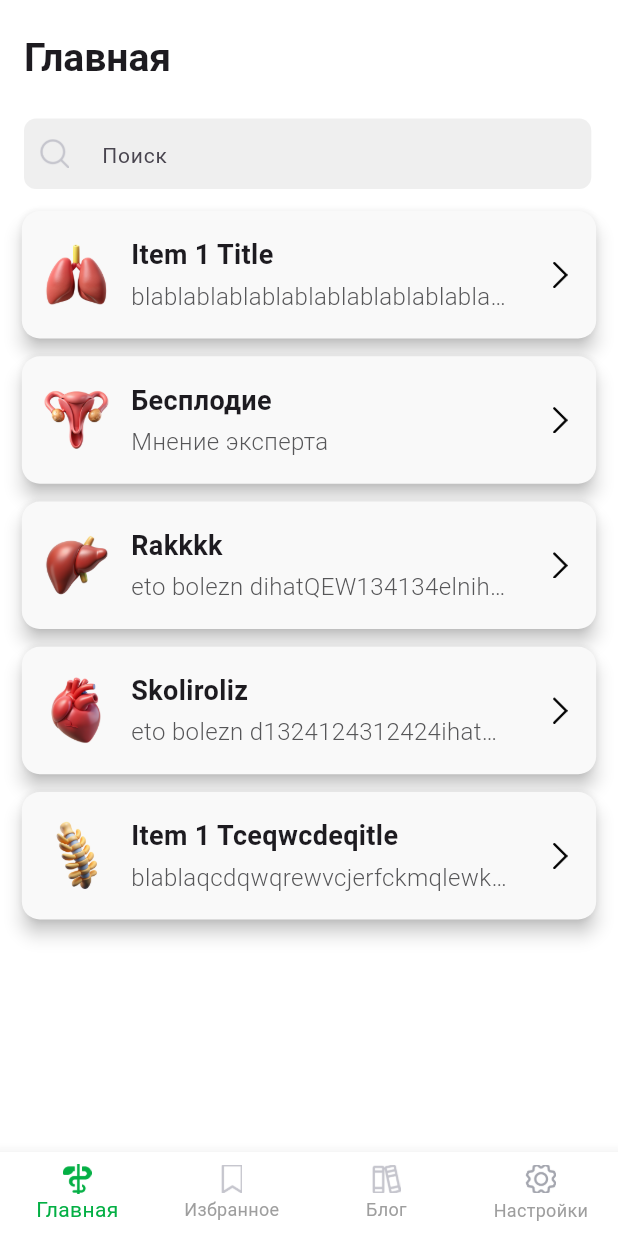
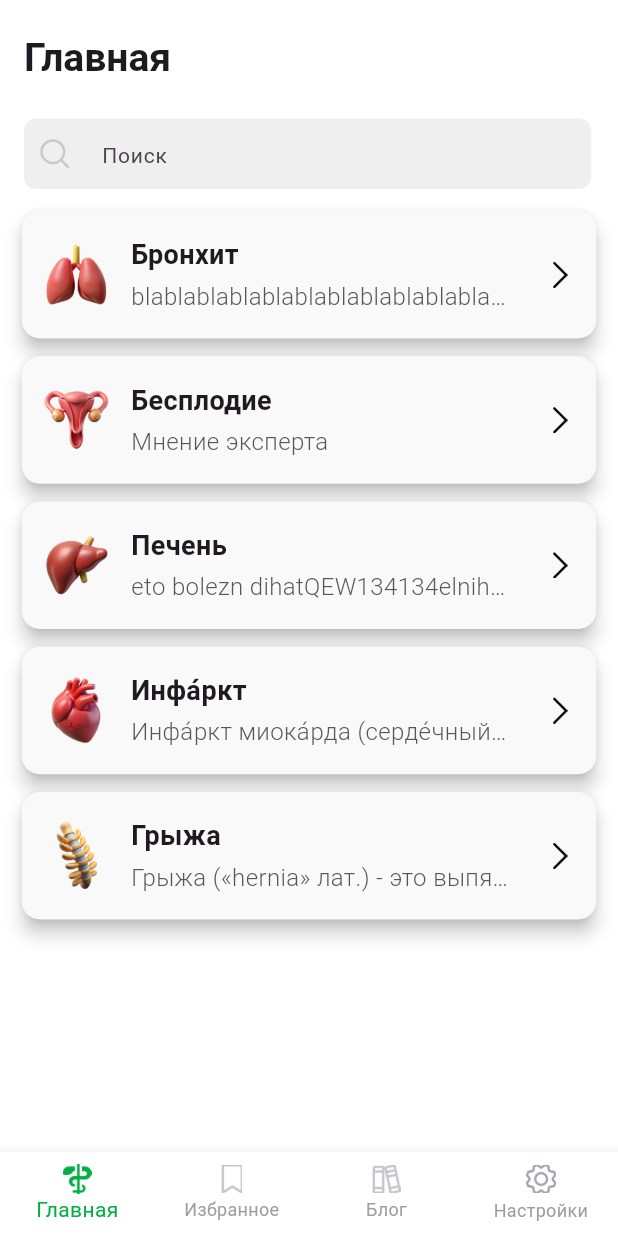
Before and after one commit to Nurtilekb/medicine, a Flutter app: the screen it shows after launch, on a phone screen of 412 x 824 dp. Run offline on Flutter 3.47's test engine with Material 3 defaults, Android fonts, the light colour scheme and no system bars; our stand-ins replace flutter_screenutil, shared_preferences; generated files the repository leaves out were written again; Roboto replaces fonts that are missing (Bloger.ttf).

Commit message:
a litle change

```diff
--- a/lib/model/card_model.dart
+++ b/lib/model/card_model.dart
@@ -147,33 +147,39 @@ class ListModel {
 
 List<ListModel> _mymodel = [
   ListModel(
-      id: 'item1',
-      glavtext: 'Item 1 Title',
+      id: '1',
+      glavtext: 'Бронхит',
       doptext: 'blablablablablablablablablablablablablablabla',
       imagePath: 'assets/images/bronhit.png'),
   ListModel(
-      id: 'item2',
+      id: '2',
       glavtext: 'Бесплодие',
       doptext: """Мнение эксперта
-Бесплодие может ухудшить качество жизни женщины даже в том случае, если она не планирует рожать. Ряд патологий имеет тенденцию к прогрессированию, в результате чего возникают боли, нарушается гормональный фон, что сказывается на общем самочувствии, состоянии органов и систем, а также внешности. Частым последствием бесплодия у женщин являются психогенные расстройства в виде депрессии, повышенной тревожности. Около 60% браков распадаются из-за невозможности иметь ребенка.
-Не следует пытаться лечиться самостоятельно: принимать витамины, пить травы, антибиотики и гормональные препараты без назначения врача. Это может привести к эндокринному сбою, ускоренному развитию новообразований, усугублению состояния. Очень важно обратиться к врачу и выполнять все его рекомендации, чтобы стабилизировать работу репродуктивной системы.
-Калинина Наталья Анатольевна
-Врач-репродуктолог высшей категории, д.м.н., заведующая отделения ВРТ... """,
+      Бесплодие может ухудшить качество жизни женщины даже в том случае, если она не планирует рожать. Ряд патологий имеет тенденцию к прогрессированию, в результате чего возникают боли, нарушается гормональный фон, что сказывается на общем самочувствии, состоянии органов и систем, а также внешности. Частым последствием бесплодия у женщин являются психогенные расстройства в виде депрессии, повышенной тревожности. Около 60% браков распадаются из-за невозможности иметь ребенка.
+      Не следует пытаться лечиться самостоятельно: принимать витамины, пить травы, антибиотики и гормональные препараты без назначения врача. Это может привести к эндокринному сбою, ускоренному развитию новообразований, усугублению состояния. Очень важно обратиться к врачу и выполнять все его рекомендации, чтобы стабилизировать работу репродуктивной системы.
+      Калинина Наталья Анатольевна
+      Врач-репродуктолог высшей категории, д.м.н., заведующая отделения ВРТ... """,
       imagePath: 'assets/images/besplodie.png'),
   ListModel(
-      id: 'item3',
-      glavtext: 'Rakkkk',
+      id: '3',
+      glavtext: 'Печень',
       doptext: 'eto bolezn dihatQEW134134elnih putey',
       imagePath: 'assets/images/boyrok.png'),
   ListModel(
-      id: 'item4',
-      glavtext: 'Skoliroliz',
-      doptext: 'eto bolezn d1324124312424ihatelnih puteyакимоукпиопомкуамцоат ',
+      id: '4',
+      glavtext: 'Инфа́ркт',
+      doptext: """Инфа́ркт миока́рда (серде́чный при́ступ) возникает из-за полной или частичной окклюзии артерии, питающей сердце. Нарушение поступления крови к сердцу может привести к серьёзному повреждению или гибели сердечной мышцы. Инфаркт миокарда — состояние, угрожающее жизни, поэтому важно вызвать скорую помощь как можно скорее, если вы подозреваете его у себя или другого человека[1].
+
+      Как правило, симптомы инфаркта миокарда включают одышку, давление, жжение или боль в груди, которая может иррадиировать в шею, левую руку, спину или челюсть, также это может быть тошнота, боль в животе. Набор и выраженность симптомов могут различаться: кто-то испытывает сильную боль, у кого-то она выражена слабо или вовсе отсутствует. «Безболевой» (его также называют «тихим») инфаркт миокарда чаще переносят пожилые и люди с сахарным диабетом. Женщины чаще мужчин при сердечном приступе сообщают о нетипичных симптомах, например, о боли в верхней части спины или плечах, головокружении, необычной усталости. Симптомы могут появляться и исчезать в течение нескольких часов[2][3][4].
+
+       Абсолютное большинство случаев инфаркта миокарда развивается у людей с ишемической болезнью сердца (ИБС). При ИБС стенки артерий, снабжающих кровью сердце, сужаются, в результате чего сердце получает меньше кислорода. Чаще всего сужение артерий происходит в результате отложения холестерина в стенках сосудов[1].""",
       imagePath: 'assets/images/hearth.png'),
   ListModel(
-      id: 'itemqwdcm',
-      glavtext: 'Item 1 Tceqwcdeqitle',
+      id: '5',
+      glavtext: 'Грыжа',
       doptext:
-          'blablaqcdqwqrewvcjerfckmqlewkxlablablablablablablablablablablablabla',
+          """Грыжа («hernia» лат.) - это выпячивание, какого-либо органа или его части из брюшной полости под кожу через естественное отверстие (пупочное кольцо, паховый или бедренный канал), или через дефект в брюшной стенке, возникший в результате травмы, или ранее выполненной операции.
+       Грыжи являются одним из самых распространённых хирургических заболеваний. Пациенты с грыжами составляют большинство в любом отделении плановой хирургии. В России ежегодно выполняется более 500 тысяч операций по этому поводу, в США около 700 тысяч, а в Европе более миллиона. Наиболее часто встречаются паховые грыжи.
+        """,
       imagePath: 'assets/images/gryzha.png'),
 ];
--- a/lib/model/them_model.dart
+++ b/lib/model/them_model.dart
@@ -10,6 +10,7 @@ class ThemeModel extends ChangeNotifier {
   Color get toolColor =>_isDarkMode ? Colors.blueGrey : const Color.fromARGB(255, 90, 169, 175);
   Color get setingsColor => _isDarkMode ? const Color.fromARGB(255, 99, 114, 121) : const Color.fromARGB(210, 102, 202, 174);
   Color get vperediconCol => _isDarkMode ? Colors.white : Colors.black;
+   Color get sohrColor => _isDarkMode ? Color(0xFF161616) : Color(0xFFF5F6F7);
   bool get isDarkMode => _isDarkMode;
 
   Future<void> loadTheme() async {
--- a/lib/ontapWidgets/descrip_bolezn.dart
+++ b/lib/ontapWidgets/descrip_bolezn.dart
@@ -26,9 +26,9 @@ class Dopkaprobolez extends StatelessWidget {
   Widget build(BuildContext context) {
     var snackBar =
         SnackBar(content: Text(AppLocalizations.of(context)!.snakbartitle1));
-final colorAli=Provider.of<ThemeModel>(context).scafColor;
+final colorAli=Provider.of<ThemeModel>(context);
     return Scaffold(
-      appBar: AppBar(backgroundColor: colorAli,
+      appBar: AppBar(backgroundColor: colorAli.scafColor,
       scrolledUnderElevation:0,elevation: 0,
         title: Text(
           text1,
@@ -36,7 +36,7 @@ final colorAli=Provider.of<ThemeModel>(context).scafColor;
         ),
         actions: [
           CircleAvatar(
-            backgroundColor: Color(0xFF161616),
+            backgroundColor: colorAli.sohrColor,
             child: IconButton(
                 onPressed: () {
                   Provider.of<Listbeck>(context, listen: false)
@@ -73,7 +73,7 @@ final colorAli=Provider.of<ThemeModel>(context).scafColor;
                   Text(text1,style:TextStyle(fontFamily: 'Semibold.ttf',fontSize: 32,fontWeight: FontWeight.w600)),
                   Text(
                     text2,
-                    style: const TextStyle(fontSize: 20,
+                    style: const TextStyle(fontSize: 20,fontFamily: 'Semibold.ttf'
                      ),
                   ),
                 ],
--- a/lib/widgets/favorite_list.dart
+++ b/lib/widgets/favorite_list.dart
@@ -7,7 +7,7 @@ import 'package:provider/provider.dart';
 import '../costants/text_style.dart';
 import '../model/card_model.dart';
 import '../ontapWidgets/descrip_bolezn.dart';
-import 'search_tme.dart';
+import 'search_name_widget.dart';
 import 'package:flutter_gen/gen_l10n/app_localizations.dart';
 
 class FavList extends StatefulWidget {
--- a/lib/widgets/listview_bld.dart
+++ b/lib/widgets/listview_bld.dart
@@ -7,7 +7,7 @@
 
 import '../costants/text_style.dart';
 import '../model/card_model.dart';
-import 'search_tme.dart';
+import 'search_name_widget.dart';
 
 class ListTabview extends StatefulWidget {
   const ListTabview({super.key});
--- /dev/null
+++ b/lib/widgets/search_name_widget.dart
@@ -0,0 +1,60 @@
+import 'package:flutter/material.dart';
+import 'package:flutter/widgets.dart';
+import 'package:flutter_gen/gen_l10n/app_localizations.dart';
+import 'package:flutter_screenutil/flutter_screenutil.dart';
+import 'package:medicine1/model/them_model.dart';
+import 'package:provider/provider.dart';
+
+class SearchBar1 extends StatefulWidget {
+
+
+   const SearchBar1({
+    super.key, required this.onTextChanged,
+
+
+  });
+  @override
+  State<SearchBar1> createState() => _SearchBar1State();
+    final void Function(String) onTextChanged;
+
+}
+
+
+class _SearchBar1State extends State<SearchBar1> {
+  TextEditingController controller = TextEditingController();
+  @override
+  Widget build(BuildContext context) {
+    final themprov = Provider.of<ThemeModel>(context);
+    return Container(
+      decoration: BoxDecoration(
+        color: themprov.searchColor,
+
+        borderRadius: const BorderRadius.all(Radius.circular(8)),
+      ),
+      height: 48.h,
+      width: 358.w,
+      child: Row(
+        children: [SizedBox(width: 10,),
+         SizedBox(height:20.h,
+         width: 20.w,
+         child:  Image.asset('assets/images/poisk.png')),
+          Expanded(
+            child: TextFormField(
+              controller: controller,
+
+              decoration: InputDecoration(
+                border: InputBorder.none,
+                contentPadding:
+                     EdgeInsets.symmetric(horizontal: 16.w, vertical: 12.h),
+                hintStyle: const TextStyle(fontSize: 14, fontWeight: FontWeight.w400),
+                hintText: AppLocalizations.of(context)!.hintText,
+              ),
+              onChanged:widget.onTextChanged ,
+            ),
+          ),
+        ],
+      ),
+    );
+  }
+
+}
--- a/lib/widgets/search_tme.dart
+++ /dev/null
@@ -1,60 +0,0 @@
-import 'package:flutter/material.dart';
-import 'package:flutter/widgets.dart';
-import 'package:flutter_gen/gen_l10n/app_localizations.dart';
-import 'package:flutter_screenutil/flutter_screenutil.dart';
-import 'package:medicine1/model/them_model.dart';
-import 'package:provider/provider.dart';
-
-class SearchBar1 extends StatefulWidget {
-
-
-   const SearchBar1({
-    super.key, required this.onTextChanged,
-
-
-  });
-  @override
-  State<SearchBar1> createState() => _SearchBar1State();
-    final void Function(String) onTextChanged;
-
-}
-
-
-class _SearchBar1State extends State<SearchBar1> {
-  TextEditingController controller = TextEditingController();
-  @override
-  Widget build(BuildContext context) {
-    final themprov = Provider.of<ThemeModel>(context);
-    return Container(
-      decoration: BoxDecoration(
-        color: themprov.searchColor,
-
-        borderRadius: const BorderRadius.all(Radius.circular(8)),
-      ),
-      height: 48.h,
-      width: 358.w,
-      child: Row(
-        children: [SizedBox(width: 10,),
-         SizedBox(height:20.h,
-         width: 20.w,
-         child:  Image.asset('assets/images/poisk.png')),
-          Expanded(
-            child: TextFormField(
-              controller: controller,
-              cursorColor: const Color.fromARGB(255, 18, 38, 55),
-              decoration: InputDecoration(
-                border: InputBorder.none,
-                contentPadding:
-                     EdgeInsets.symmetric(horizontal: 16.w, vertical: 12.h),
-                hintStyle: const TextStyle(fontSize: 14, fontWeight: FontWeight.w400),
-                hintText: AppLocalizations.of(context)!.hintText,
-              ),
-              onChanged:widget.onTextChanged ,
-            ),
-          ),
-        ],
-      ),
-    );
-  }
-
-}
```
